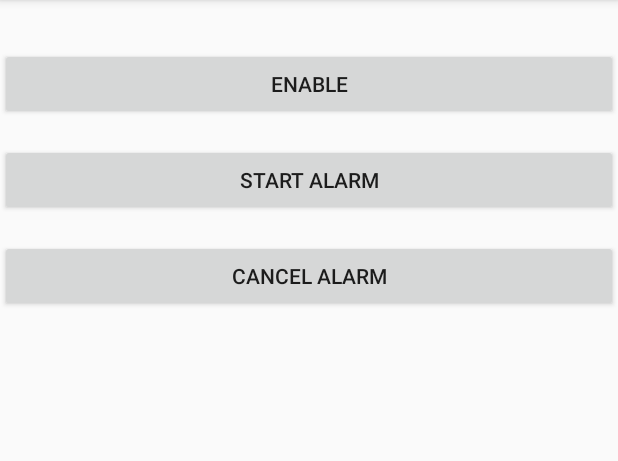
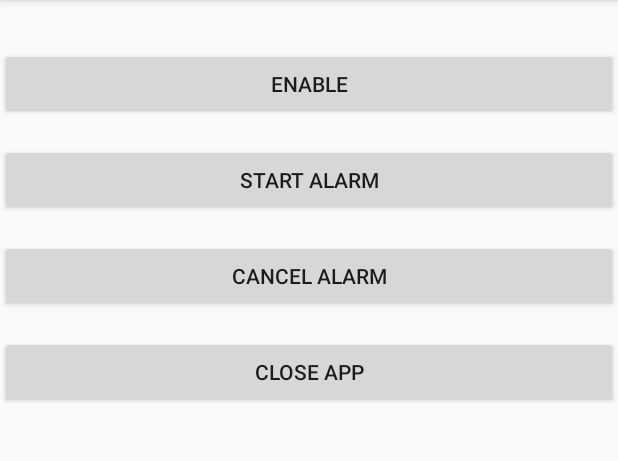
Before and after one commit to Aaronmb123/devpolmanobd, an Android app: the PhoneLockerActivity screen opened directly, with no data from a screen before it, on a phone screen of 412 x 824 dp, the part 84-545 px from its top. Run offline under Robolectric (Android 15) with nearby library versions, the phone set to English and light mode, and no system bars.

```diff
--- a/app/src/main/java/brianhoffman/com/devpolman/PasscodeActivity.java
+++ b/app/src/main/java/brianhoffman/com/devpolman/PasscodeActivity.java
@@ -25,8 +25,12 @@ public class PasscodeActivity extends AppCompatActivity {
             @Override
             public void onClick(View v) {
                 if (mEnterPasscodeET.getText().toString().equals("123456")) {
+
                     Intent intent = new Intent(getApplicationContext(), PhoneLockerActivity.class);
+                    intent.setFlags(Intent.FLAG_ACTIVITY_NEW_TASK | Intent.FLAG_ACTIVITY_CLEAR_TASK);
                     startActivity(intent);
+                    finish();
+
                 } else {
                     mEnterPasscodeET.setText("");
                     Toast.makeText(getApplicationContext(),"Passcode incorrect", Toast.LENGTH_SHORT).show();
--- a/app/src/main/java/brianhoffman/com/devpolman/PhoneLockerActivity.java
+++ b/app/src/main/java/brianhoffman/com/devpolman/PhoneLockerActivity.java
@@ -7,6 +7,7 @@ import android.app.admin.DevicePolicyManager;
 import android.content.ComponentName;
 import android.content.Context;
 import android.content.Intent;
+import android.support.annotation.NonNull;
 import android.support.v7.app.AppCompatActivity;
 import android.os.Bundle;
 import android.view.View;
@@ -16,6 +17,7 @@ import android.widget.Toast;
 public class PhoneLockerActivity extends AppCompatActivity {
 
     Button mButtonEnable;
+    private Button mCloseBTN;
     private PendingIntent pendingIntent;
     private AlarmManager manager;
 
@@ -33,6 +35,7 @@ public class PhoneLockerActivity extends AppCompatActivity {
         pendingIntent = PendingIntent.getBroadcast(this, 0, alarmIntent, 0);
 
         mButtonEnable = (Button) findViewById(R.id.button_enable);
+        mCloseBTN = (Button) findViewById(R.id.close_btn);
 
         mDevicePolicyManager = (DevicePolicyManager) getSystemService(Context.DEVICE_POLICY_SERVICE);
         mComponentName = new ComponentName(PhoneLockerActivity.this, Controller.class);
@@ -59,6 +62,14 @@ public class PhoneLockerActivity extends AppCompatActivity {
                 }
             }
         });
+
+        mCloseBTN.setOnClickListener(new View.OnClickListener() {
+            @Override
+            public void onClick(View v) {
+                finish();
+            }
+        });
+
     }
 
     public static DevicePolicyManager getDevicePolicyManager() {
--- a/app/src/main/res/layout/activity_phone_locker.xml
+++ b/app/src/main/res/layout/activity_phone_locker.xml
@@ -32,5 +32,12 @@
         android:onClick="cancelAlarm"
         android:text="Cancel Alarm"
         app:layout_constraintTop_toBottomOf="@+id/button1"/>
+    <Button
+        android:id="@+id/close_btn"
+        android:layout_width="match_parent"
+        android:layout_height="wrap_content"
+        android:text="Close App"
+        android:layout_marginTop="16dp"
+        app:layout_constraintTop_toBottomOf="@+id/button2"/>
 
 </android.support.constraint.ConstraintLayout>
```
